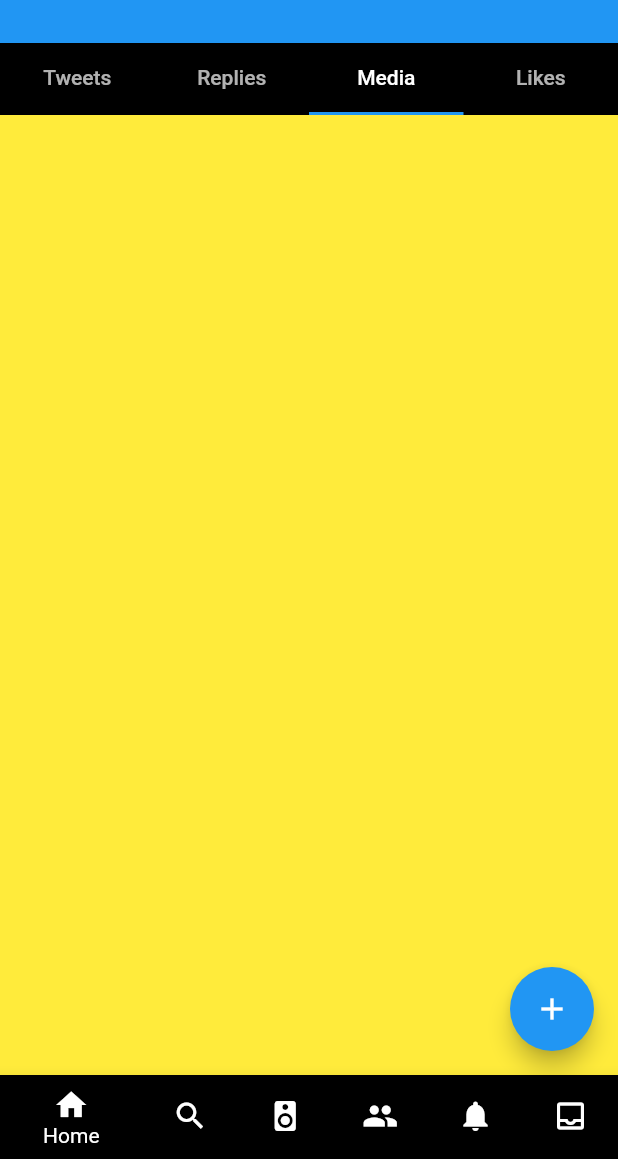
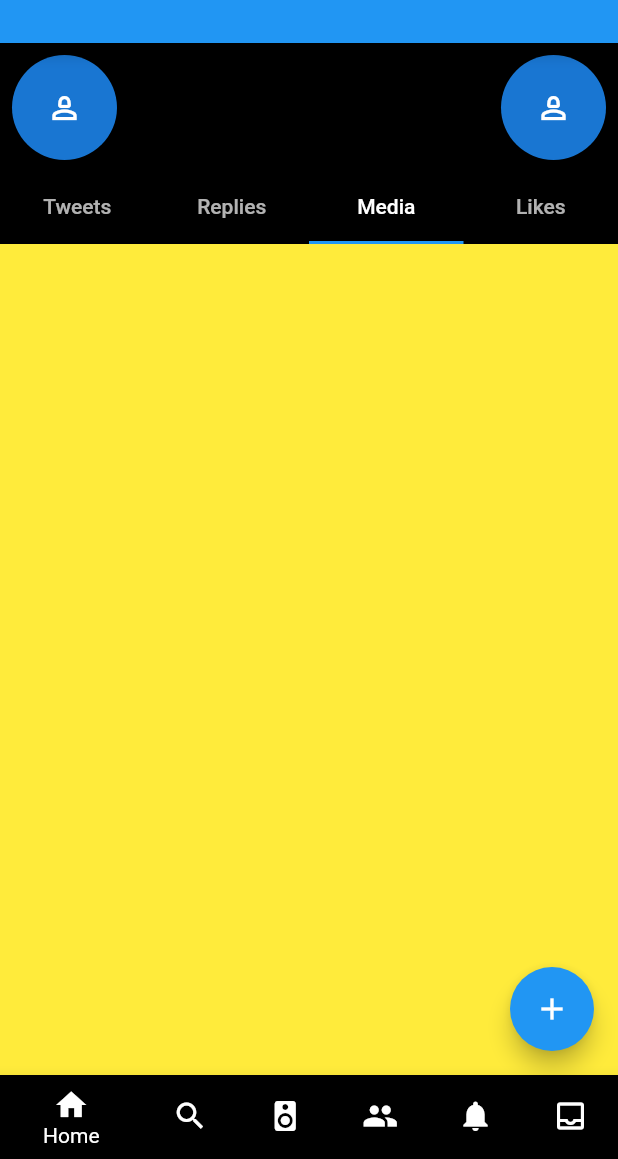
Before and after one commit to dettyboy2022/Twitter-Profile, a Flutter app: the screen it shows after launch, tab 3 chosen, after a tap on the "add" icon, on a phone screen of 412 x 824 dp, the part 77-1236 px from its top. Run offline on Flutter 3.47's test engine with Material 2 defaults, Android fonts, the phone set to English and light mode, and no system bars.

Commit message:
profile header updated

```diff
--- a/lib/main.dart
+++ b/lib/main.dart
@@ -49,20 +49,31 @@ class _MyHomePageState extends State<MyHomePage> {
       ),
       body: SingleChildScrollView(
         child: Column(
-          children: const [
-            // Stack(
-            //   children: const [
-            //     Positioned(
-            //       bottom: 0,
-            //       child: CircleAvatar(
-            //         radius: 30,
-            //         backgroundColor: Colors.red,
-            //         child: Icon(Icons.image),
-            //       ),
-            //     )
-            //   ],
+          mainAxisAlignment: MainAxisAlignment.start,
+          children: [
+            Padding(
+              padding: const EdgeInsets.all(8.0),
+              child: Row(
+                mainAxisAlignment: MainAxisAlignment.spaceBetween,
+                children: const [
+                  CircleAvatar(
+                    radius: 35,
+                    child: Icon(Icons.person_2_outlined),
+                  ),
+                  CircleAvatar(
+                    radius: 35,
+                    child: Icon(Icons.person_2_outlined),
+                  ),
+                ],
+              ),
+            ),
+            // const ListTile(
+            //   leading: Icon(
+            //     Icons.percent,
+            //     color: Colors.red,
+            //   ),
             // ),
-            BodyTab(),
+            const BodyTab(),
           ],
         ),
       ),
@@ -81,24 +92,12 @@ class _MyHomePageState extends State<MyHomePage> {
         BottomNavigationBarItem(icon: Icon(Icons.inbox_outlined), label: 'Home')
       ]),
       floatingActionButton: FloatingActionButton(
-        onPressed: () {
-          const AnimatedPositioned(
-            curve: Curves.fastOutSlowIn,
-            duration: Duration(seconds: 1),
-            child: Text(
-              'hello',
-              style: TextStyle(color: Colors.red),
-            ),
-          );
-        },
+        onPressed: () {},
         child: const Icon(Icons.add),
       ), // This trailing comma makes auto-formatting nicer for build methods.
     );
   }
 }
-
-
-
 
 class BodyTab extends StatefulWidget {
   const BodyTab({super.key});
@@ -141,7 +140,7 @@ class _BodyTabState extends State<BodyTab> with TickerProviderStateMixin {
         // ignore: sized_box_for_whitespace
         Container(
           height: MediaQuery.of(context).size.height,
-          color: const Color.fromARGB(115, 96, 89, 89),
+          color: const Color.fromARGB(115, 0, 0, 0),
           child: TabBarView(controller: tabControll, children: const [
             Tweets(),
             Replies(),
```
